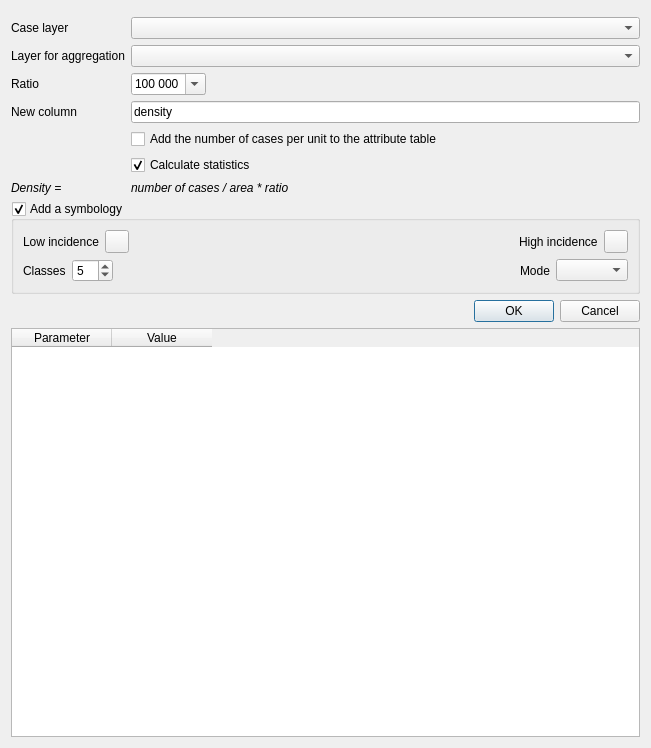
Above: ui/density.ui from Gustry/GeoHealth before the change. Below: the same form after it.
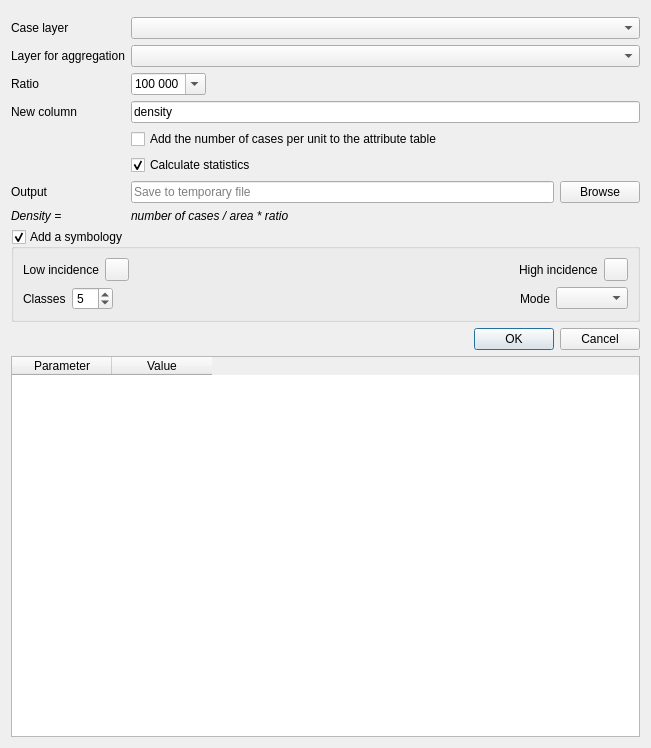
That is the form after the change. Custom widgets are drawn as their Qt base class.

Commit message: fix #6 save to a new shapefile for incidence/density

The edit to the form file:
```diff
--- a/ui/density.ui
+++ b/ui/density.ui
@@ -132,20 +132,45 @@
        </property>
       </widget>
      </item>
-     <item row="6" column="0">
+     <item row="7" column="0">
       <widget class="QLabel" name="label_7">
        <property name="text">
         <string>&lt;html&gt;&lt;head/&gt;&lt;body&gt;&lt;p&gt;&lt;span style=&quot; font-style:italic;&quot;&gt;Density =&lt;/span&gt;&lt;/p&gt;&lt;/body&gt;&lt;/html&gt;</string>
        </property>
       </widget>
      </item>
-     <item row="6" column="1">
+     <item row="7" column="1">
       <widget class="QLabel" name="label_8">
        <property name="text">
         <string>&lt;html&gt;&lt;head/&gt;&lt;body&gt;&lt;p&gt;&lt;span style=&quot; font-style:italic;&quot;&gt;number of cases / area * ratio&lt;/span&gt;&lt;/p&gt;&lt;/body&gt;&lt;/html&gt;</string>
        </property>
       </widget>
      </item>
+     <item row="6" column="0">
+      <widget class="QLabel" name="label_5">
+       <property name="text">
+        <string>Output</string>
+       </property>
+      </widget>
+     </item>
+     <item row="6" column="1">
+      <layout class="QHBoxLayout" name="horizontalLayout">
+       <item>
+        <widget class="QLineEdit" name="le_output_filepath">
+         <property name="placeholderText">
+          <string>Save to temporary file</string>
+         </property>
+        </widget>
+       </item>
+       <item>
+        <widget class="QPushButton" name="button_browse">
+         <property name="text">
+          <string>Browse</string>
+         </property>
+        </widget>
+       </item>
+      </layout>
+     </item>
     </layout>
    </item>
    <item>
```
The commit also changes 5 other files.
